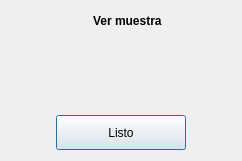
Above: dlgverlesion.ui from Gabnz/Spectrasoft before the change. Below: the same form after it.
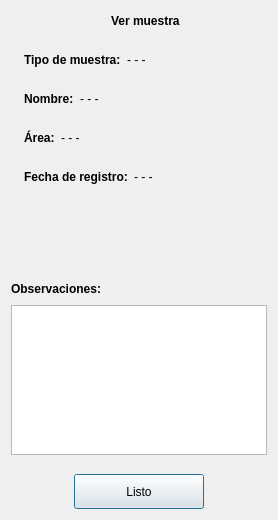
That is the form after the change. Icons and pictures are not drawn.

Patch:
```diff
--- a/dlgverlesion.ui
+++ b/dlgverlesion.ui
@@ -6,8 +6,8 @@
    <rect>
     <x>0</x>
     <y>0</y>
-    <width>242</width>
-    <height>161</height>
+    <width>278</width>
+    <height>520</height>
    </rect>
   </property>
   <property name="windowTitle">
@@ -19,78 +19,427 @@
   </property>
   <layout class="QGridLayout" name="gridLayout">
    <item row="0" column="0">
-    <layout class="QVBoxLayout" name="verticalLayout">
+    <layout class="QVBoxLayout" name="verticalLayout_4">
      <item>
-      <layout class="QHBoxLayout" name="horizontalLayout_10">
+      <layout class="QVBoxLayout" name="verticalLayout_3">
        <item>
-        <spacer name="horizontalSpacer_4">
+        <layout class="QHBoxLayout" name="horizontalLayout_10">
+         <item>
+          <spacer name="horizontalSpacer_4">
+           <property name="orientation">
+            <enum>Qt::Horizontal</enum>
+           </property>
+           <property name="sizeHint" stdset="0">
+            <size>
+             <width>40</width>
+             <height>20</height>
+            </size>
+           </property>
+          </spacer>
+         </item>
+         <item>
+          <widget class="QLabel" name="etqLogoVerMuestra">
+           <property name="maximumSize">
+            <size>
+             <width>50</width>
+             <height>50</height>
+            </size>
+           </property>
+           <property name="text">
+            <string/>
+           </property>
+           <property name="pixmap">
+            <pixmap resource="recursos.qrc">:/img/fototipo_3.png</pixmap>
+           </property>
+           <property name="scaledContents">
+            <bool>true</bool>
+           </property>
+          </widget>
+         </item>
+         <item>
+          <widget class="QLabel" name="etqVerMuestra">
+           <property name="font">
+            <font>
+             <weight>75</weight>
+             <bold>true</bold>
+            </font>
+           </property>
+           <property name="text">
+            <string>Ver muestra</string>
+           </property>
+          </widget>
+         </item>
+         <item>
+          <spacer name="horizontalSpacer_5">
+           <property name="orientation">
+            <enum>Qt::Horizontal</enum>
+           </property>
+           <property name="sizeHint" stdset="0">
+            <size>
+             <width>40</width>
+             <height>20</height>
+            </size>
+           </property>
+          </spacer>
+         </item>
+        </layout>
+       </item>
+       <item>
+        <spacer name="verticalSpacer_7">
          <property name="orientation">
-          <enum>Qt::Horizontal</enum>
+          <enum>Qt::Vertical</enum>
          </property>
+         <property name="sizeType">
+          <enum>QSizePolicy::Fixed</enum>
+         </property>
          <property name="sizeHint" stdset="0">
           <size>
-           <width>40</width>
-           <height>20</height>
+           <width>20</width>
+           <height>13</height>
           </size>
          </property>
         </spacer>
        </item>
        <item>
-        <widget class="QLabel" name="etqLogoVerMuestra">
+        <layout class="QHBoxLayout" name="horizontalLayout_7">
+         <item>
+          <spacer name="horizontalSpacer_10">
+           <property name="orientation">
+            <enum>Qt::Horizontal</enum>
+           </property>
+           <property name="sizeType">
+            <enum>QSizePolicy::Fixed</enum>
+           </property>
+           <property name="sizeHint" stdset="0">
+            <size>
+             <width>13</width>
+             <height>20</height>
+            </size>
+           </property>
+          </spacer>
+         </item>
+         <item>
+          <layout class="QVBoxLayout" name="verticalLayout_2">
+           <item>
+            <layout class="QHBoxLayout" name="horizontalLayout">
+             <item>
+              <widget class="QLabel" name="label">
+               <property name="font">
+                <font>
+                 <weight>75</weight>
+                 <bold>true</bold>
+                </font>
+               </property>
+               <property name="text">
+                <string>Tipo de muestra:</string>
+               </property>
+              </widget>
+             </item>
+             <item>
+              <widget class="QLabel" name="etqTipoMuestra">
+               <property name="font">
+                <font>
+                 <weight>50</weight>
+                 <bold>false</bold>
+                </font>
+               </property>
+               <property name="text">
+                <string>- - -</string>
+               </property>
+              </widget>
+             </item>
+             <item>
+              <spacer name="horizontalSpacer">
+               <property name="orientation">
+                <enum>Qt::Horizontal</enum>
+               </property>
+               <property name="sizeHint" stdset="0">
+                <size>
+                 <width>40</width>
+                 <height>20</height>
+                </size>
+               </property>
+              </spacer>
+             </item>
+            </layout>
+           </item>
+           <item>
+            <spacer name="verticalSpacer_6">
+             <property name="orientation">
+              <enum>Qt::Vertical</enum>
+             </property>
+             <property name="sizeType">
+              <enum>QSizePolicy::Fixed</enum>
+             </property>
+             <property name="sizeHint" stdset="0">
+              <size>
+               <width>20</width>
+               <height>13</height>
+              </size>
+             </property>
+            </spacer>
+           </item>
+           <item>
+            <layout class="QHBoxLayout" name="horizontalLayout_3">
+             <item>
+              <widget class="QLabel" name="label_2">
+               <property name="font">
+                <font>
+                 <weight>75</weight>
+                 <bold>true</bold>
+                </font>
+               </property>
+               <property name="text">
+                <string>Nombre:</string>
+               </property>
+              </widget>
+             </item>
+             <item>
+              <widget class="QLabel" name="etqNombreMuestra">
+               <property name="font">
+                <font>
+                 <weight>50</weight>
+                 <bold>false</bold>
+                </font>
+               </property>
+               <property name="text">
+                <string>- - -</string>
+               </property>
+              </widget>
+             </item>
+             <item>
+              <spacer name="horizontalSpacer_2">
+               <property name="orientation">
+                <enum>Qt::Horizontal</enum>
+               </property>
+               <property name="sizeHint" stdset="0">
+                <size>
+                 <width>40</width>
+                 <height>20</height>
+                </size>
+               </property>
+              </spacer>
+             </item>
+            </layout>
+           </item>
+           <item>
+            <spacer name="verticalSpacer_5">
+             <property name="orientation">
+              <enum>Qt::Vertical</enum>
+             </property>
+             <property name="sizeType">
+              <enum>QSizePolicy::Fixed</enum>
+             </property>
+             <property name="sizeHint" stdset="0">
+              <size>
+               <width>20</width>
+               <height>13</height>
+              </size>
+             </property>
+            </spacer>
+           </item>
+           <item>
+            <layout class="QHBoxLayout" name="horizontalLayout_4">
+             <item>
+              <widget class="QLabel" name="label_3">
+               <property name="font">
+                <font>
+                 <weight>75</weight>
+                 <bold>true</bold>
+                </font>
+               </property>
+               <property name="text">
+                <string>Área:</string>
+               </property>
+              </widget>
+             </item>
+             <item>
+              <widget class="QLabel" name="etqAreaMuestra">
+               <property name="font">
+                <font>
+                 <weight>50</weight>
+                 <bold>false</bold>
+                </font>
+               </property>
+               <property name="text">
+                <string>- - -</string>
+               </property>
+              </widget>
+             </item>
+             <item>
+              <spacer name="horizontalSpacer_7">
+               <property name="orientation">
+                <enum>Qt::Horizontal</enum>
+               </property>
+               <property name="sizeHint" stdset="0">
+                <size>
+                 <width>40</width>
+                 <height>20</height>
+                </size>
+               </property>
+              </spacer>
+             </item>
+            </layout>
+           </item>
+           <item>
+            <spacer name="verticalSpacer_4">
+             <property name="orientation">
+              <enum>Qt::Vertical</enum>
+             </property>
+             <property name="sizeType">
+              <enum>QSizePolicy::Fixed</enum>
+             </property>
+             <property name="sizeHint" stdset="0">
+              <size>
+               <width>20</width>
+               <height>13</height>
+              </size>
+             </property>
+            </spacer>
+           </item>
+           <item>
+            <layout class="QHBoxLayout" name="horizontalLayout_6">
+             <item>
+              <widget class="QLabel" name="label_5">
+               <property name="font">
+                <font>
+                 <weight>75</weight>
+                 <bold>true</bold>
+                </font>
+               </property>
+               <property name="text">
+                <string>Fecha de registro:</string>
+               </property>
+              </widget>
+             </item>
+             <item>
+              <widget class="QLabel" name="etqFechaMuestra">
+               <property name="font">
+                <font>
+                 <weight>50</weight>
+                 <bold>false</bold>
+                </font>
+               </property>
+               <property name="text">
+                <string>- - -</string>
+               </property>
+              </widget>
+             </item>
+             <item>
+              <spacer name="horizontalSpacer_9">
+               <property name="orientation">
+                <enum>Qt::Horizontal</enum>
+               </property>
+               <property name="sizeHint" stdset="0">
+                <size>
+                 <width>40</width>
+                 <height>20</height>
+                </size>
+               </property>
+              </spacer>
+             </item>
+            </layout>
+           </item>
+          </layout>
+         </item>
+         <item>
+          <spacer name="horizontalSpacer_11">
+           <property name="orientation">
+            <enum>Qt::Horizontal</enum>
+           </property>
+           <property name="sizeType">
+            <enum>QSizePolicy::Fixed</enum>
+           </property>
+           <property name="sizeHint" stdset="0">
+            <size>
+             <width>13</width>
+             <height>20</height>
+            </size>
+           </property>
+          </spacer>
+         </item>
+        </layout>
+       </item>
+      </layout>
+     </item>
+     <item>
+      <layout class="QVBoxLayout" name="verticalLayout">
+       <item>
+        <spacer name="verticalSpacer">
+         <property name="orientation">
+          <enum>Qt::Vertical</enum>
+         </property>
+         <property name="sizeHint" stdset="0">
+          <size>
+           <width>20</width>
+           <height>40</height>
+          </size>
+         </property>
+        </spacer>
+       </item>
+       <item>
+        <layout class="QHBoxLayout" name="horizontalLayout_5">
+         <item>
+          <widget class="QLabel" name="label_4">
+           <property name="font">
+            <font>
+             <weight>75</weight>
+             <bold>true</bold>
+            </font>
+           </property>
+           <property name="text">
+            <string>Observaciones:</string>
+           </property>
+          </widget>
+         </item>
+         <item>
+          <spacer name="horizontalSpacer_8">
+           <property name="orientation">
+            <enum>Qt::Horizontal</enum>
+           </property>
+           <property name="sizeHint" stdset="0">
+            <size>
+             <width>40</width>
+             <height>20</height>
+            </size>
+           </property>
+          </spacer>
+         </item>
+        </layout>
+       </item>
+       <item>
+        <widget class="QPlainTextEdit" name="editObservaciones">
+         <property name="minimumSize">
+          <size>
+           <width>0</width>
+           <height>150</height>
+          </size>
+         </property>
          <property name="maximumSize">
           <size>
-           <width>50</width>
-           <height>50</height>
+           <width>16777215</width>
+           <height>150</height>
           </size>
          </property>
-         <property name="text">
-          <string/>
-         </property>
-         <property name="pixmap">
-          <pixmap resource="recursos.qrc">:/img/fototipo_3.png</pixmap>
-         </property>
-         <property name="scaledContents">
+         <property name="readOnly">
           <bool>true</bool>
          </property>
         </widget>
        </item>
-       <item>
-        <widget class="QLabel" name="etqVerMuestra">
-         <property name="font">
-          <font>
-           <weight>75</weight>
-           <bold>true</bold>
-          </font>
-         </property>
-         <property name="text">
-          <string>Ver muestra</string>
-         </property>
-        </widget>
-       </item>
-       <item>
-        <spacer name="horizontalSpacer_5">
-         <property name="orientation">
-          <enum>Qt::Horizontal</enum>
-         </property>
-         <property name="sizeHint" stdset="0">
-          <size>
-           <width>40</width>
-           <height>20</height>
-          </size>
-         </property>
-        </spacer>
-       </item>
       </layout>
      </item>
      <item>
-      <spacer name="verticalSpacer">
+      <spacer name="verticalSpacer_2">
        <property name="orientation">
         <enum>Qt::Vertical</enum>
        </property>
+       <property name="sizeType">
+        <enum>QSizePolicy::Fixed</enum>
+       </property>
        <property name="sizeHint" stdset="0">
         <size>
          <width>20</width>
-         <height>40</height>
+         <height>13</height>
         </size>
        </property>
       </spacer>
```
